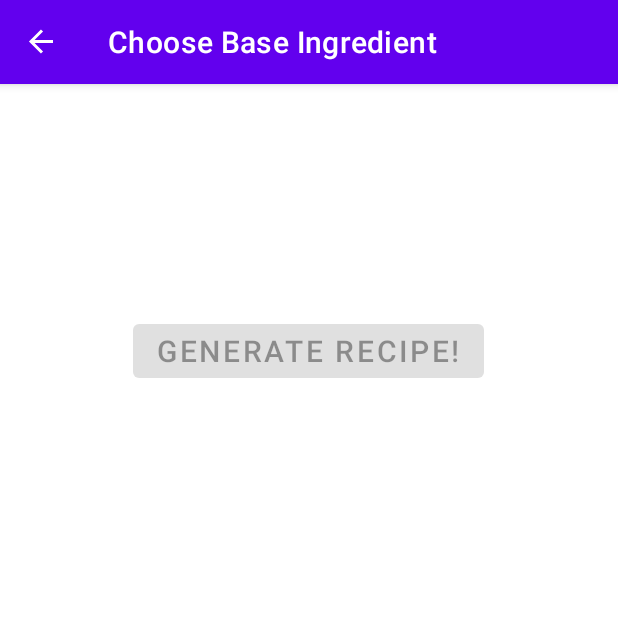
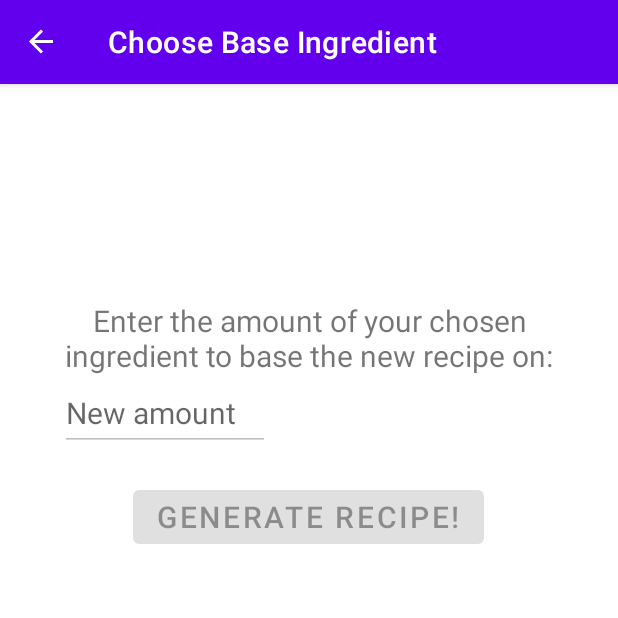
Before and after one commit to spacepigglet/Recipe-converter-app, an Android app: the ChooseBaseIngredientFragment screen opened through its navigation route, on a phone screen of 412 x 824 dp, the top half of it. Run offline under Robolectric (Android 15) with nearby library versions, the phone set to English and light mode, and no system bars; our stand-ins replace navigation-ui; 3 statements that could not run were skipped.

Commit message:
ChooseBaseIngredientFragment + layout
Instruction, editText and button now always visible, but enabled(false) untill radiobutton is chosen (editText enabled) & ingredients amount is entered (generate recipe button enabled)

```diff
--- a/app/src/main/java/com/example/recipe_converter_app/ui/home/ChooseBaseIngredientFragment.java
+++ b/app/src/main/java/com/example/recipe_converter_app/ui/home/ChooseBaseIngredientFragment.java
@@ -1,6 +1,8 @@
 package com.example.recipe_converter_app.ui.home;
 
 import android.os.Bundle;
+import android.text.Editable;
+import android.text.TextWatcher;
 import android.view.LayoutInflater;
 import android.view.View;
 import android.view.ViewGroup;
@@ -18,6 +20,7 @@ import com.example.recipe_converter_app.databinding.FragmentChooseBaseIngredient
 import com.example.recipe_converter_app.logic.Ingredient;
 import com.example.recipe_converter_app.logic.Recipe;
 import com.example.recipe_converter_app.logic.Unit;
+import com.google.android.material.internal.TextWatcherAdapter;
 
 import java.util.List;
 
@@ -32,6 +35,7 @@ public class ChooseBaseIngredientFragment extends Fragment {
         View root = binding.getRoot();
         addRadioButtons();
         binding.recipeTitle.setText(viewModel.getRecipe().getName());
+        setEditTextListener();
         binding.generateRecipeButton.setOnClickListener(view -> generateRecipe());
 
         return root;
@@ -82,13 +86,8 @@ public class ChooseBaseIngredientFragment extends Fragment {
                     Ingredient ingredient = viewModel.getRecipe().getIngredient(selectedIngredientName);
                     if(ingredient != null){
                         viewModel.setOriginalBaseIngredientAmount(ingredient.getAmount());
-                        binding.instruction.setVisibility(View.VISIBLE);
-                        binding.newAmountLayout.setVisibility(View.VISIBLE);
-                        binding.generateRecipeButton.setEnabled(true);
+                        binding.editNewAmount.setEnabled(true);
                         Unit unit = ingredient.getUnit();
-                        String instruction=
-                                getResources().getString(R.string.new_amount_instruction, selectedIngredientName);
-                        binding.instruction.setText(instruction);
                         binding.unit.setText(unit.getName());
 
                     }
@@ -96,5 +95,21 @@ public class ChooseBaseIngredientFragment extends Fragment {
             }
         });
     }
+    private void setEditTextListener(){
+        binding.editNewAmount.addTextChangedListener(new TextWatcher() {
+            @Override
+            public void beforeTextChanged(CharSequence charSequence, int i, int i1, int i2) {
+
+            }
+            @Override
+            public void onTextChanged(CharSequence charSequence, int i, int i1, int i2) {
+
+            }
+            @Override
+            public void afterTextChanged(Editable editable) {
+                binding.generateRecipeButton.setEnabled(true);
+            }
+        });
+    }
 
 }
--- a/app/src/main/res/layout/fragment_choose_base_ingredient.xml
+++ b/app/src/main/res/layout/fragment_choose_base_ingredient.xml
@@ -45,15 +45,13 @@
                 android:layout_marginTop="10dp"
                 android:text="@string/new_amount_instruction"
                 android:textAlignment="center"
-                android:textSize="24sp"
-                android:visibility="gone" />
+                android:textSize="20sp" />
 
             <LinearLayout
                 android:id="@+id/new_amount_layout"
                 android:layout_width="match_parent"
                 android:layout_height="wrap_content"
-                android:orientation="horizontal"
-                android:visibility="gone">
+                android:orientation="horizontal">
 
                 <EditText
                     android:id="@+id/edit_new_amount"
@@ -62,9 +60,10 @@
                     android:layout_marginStart="20dp"
                     android:layout_marginEnd="20dp"
                     android:hint="@string/new_amount"
-                    android:textSize="24sp"
+                    android:textSize="20sp"
                     android:inputType="numberDecimal"
-                    android:minHeight="50dp"/>
+                    android:minHeight="50dp"
+                    android:enabled="false"/>
 
                 <TextView
                     android:id="@+id/unit"
--- a/app/src/main/res/values/strings.xml
+++ b/app/src/main/res/values/strings.xml
@@ -15,7 +15,7 @@
     <string name="ingredients_added_so_far">Ingredients added so far:\n</string>
     <string name="choose_base_ingredient">Choose Base Ingredient</string>
     <string name="generate_recipe">Generate recipe!</string>
-    <string name="new_amount_instruction">Enter the amount of %s to base the new recipe on:</string>
+    <string name="new_amount_instruction">Enter the amount of your chosen ingredient to base the new recipe on:</string>
     <string name="no_recipes_found">No recipes found.</string>
     <string name="text_size_normal">24sp</string>
     <string name="text_size_title">28sp</string>
```
